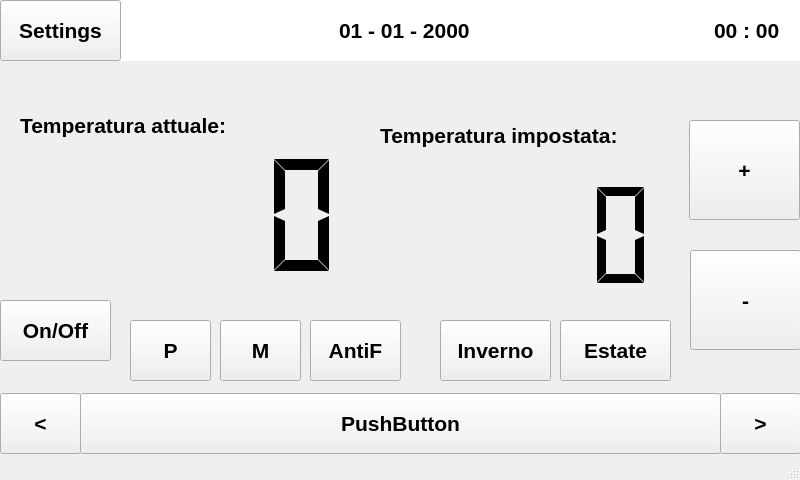
Above: Raspberry/GUI/MainWindow.ui from Mrcuve0/Raspberry-Thermostat before the change. Below: the same form after it.
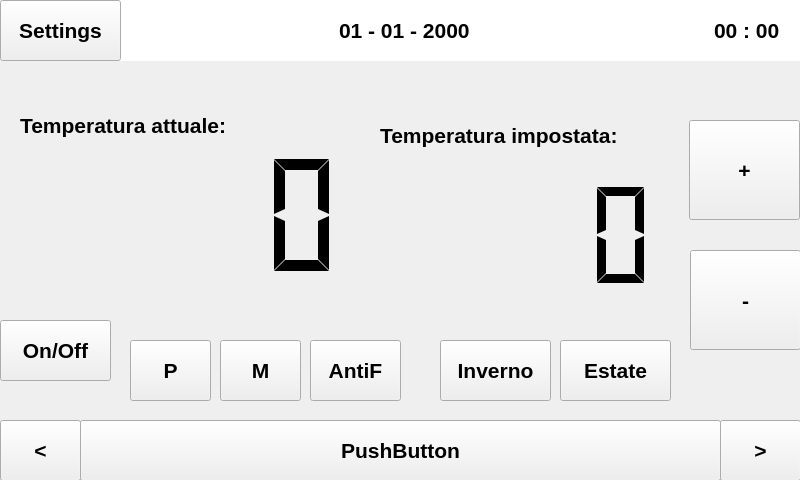
That is the form after the change.

Commit message: Deleted status bar, translated labels and buttons

```diff
--- a/Raspberry/GUI/MainWindow.ui
+++ b/Raspberry/GUI/MainWindow.ui
@@ -175,7 +175,7 @@
     <property name="geometry">
      <rect>
       <x>130</x>
-      <y>320</y>
+      <y>340</y>
       <width>81</width>
       <height>61</height>
      </rect>
@@ -207,7 +207,7 @@
     <property name="geometry">
      <rect>
       <x>220</x>
-      <y>320</y>
+      <y>340</y>
       <width>81</width>
       <height>61</height>
      </rect>
@@ -230,7 +230,7 @@
     <property name="geometry">
      <rect>
       <x>440</x>
-      <y>320</y>
+      <y>340</y>
       <width>111</width>
       <height>61</height>
      </rect>
@@ -257,7 +257,7 @@
     <property name="geometry">
      <rect>
       <x>0</x>
-      <y>300</y>
+      <y>320</y>
       <width>111</width>
       <height>61</height>
      </rect>
@@ -277,7 +277,7 @@
     <property name="geometry">
      <rect>
       <x>80</x>
-      <y>393</y>
+      <y>420</y>
       <width>641</width>
       <height>61</height>
      </rect>
@@ -297,7 +297,7 @@
     <property name="geometry">
      <rect>
       <x>0</x>
-      <y>393</y>
+      <y>420</y>
       <width>81</width>
       <height>61</height>
      </rect>
@@ -317,7 +317,7 @@
     <property name="geometry">
      <rect>
       <x>720</x>
-      <y>393</y>
+      <y>420</y>
       <width>81</width>
       <height>61</height>
      </rect>
@@ -408,7 +408,7 @@
     <property name="geometry">
      <rect>
       <x>560</x>
-      <y>320</y>
+      <y>340</y>
       <width>111</width>
       <height>61</height>
      </rect>
@@ -431,7 +431,7 @@
     <property name="geometry">
      <rect>
       <x>310</x>
-      <y>320</y>
+      <y>340</y>
       <width>91</width>
       <height>61</height>
      </rect>
@@ -469,7 +469,6 @@
    <zorder>PB_summer</zorder>
    <zorder>PB_antiFreeze</zorder>
   </widget>
-  <widget class="QStatusBar" name="statusbar"/>
  </widget>
  <resources/>
  <connections/>
```
The commit also changes 10 other files.
